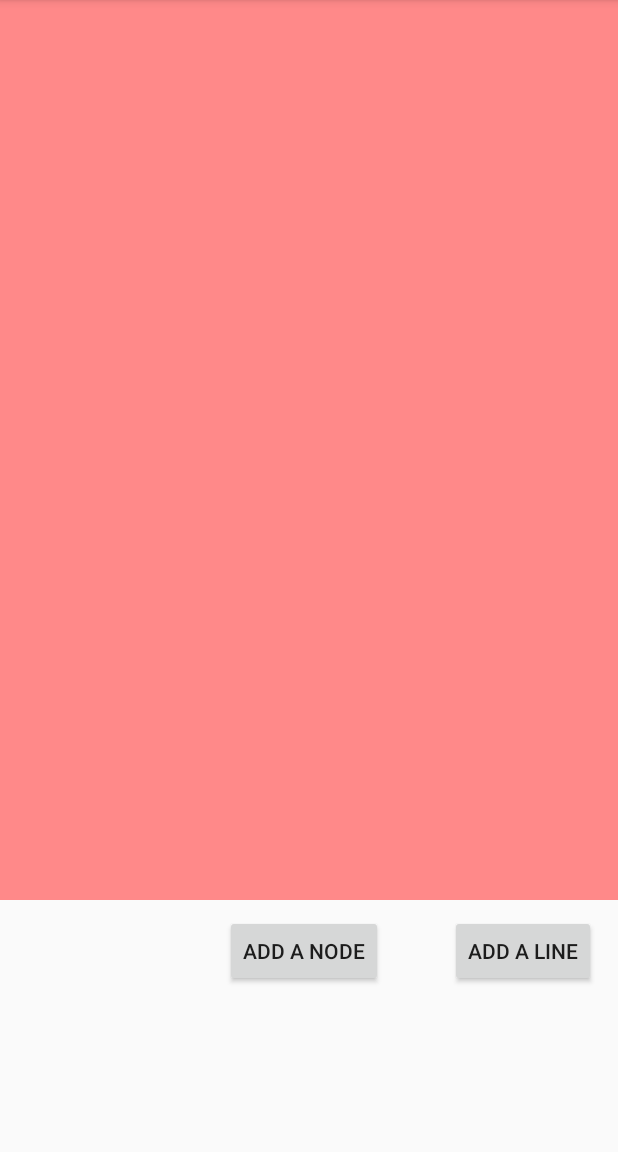
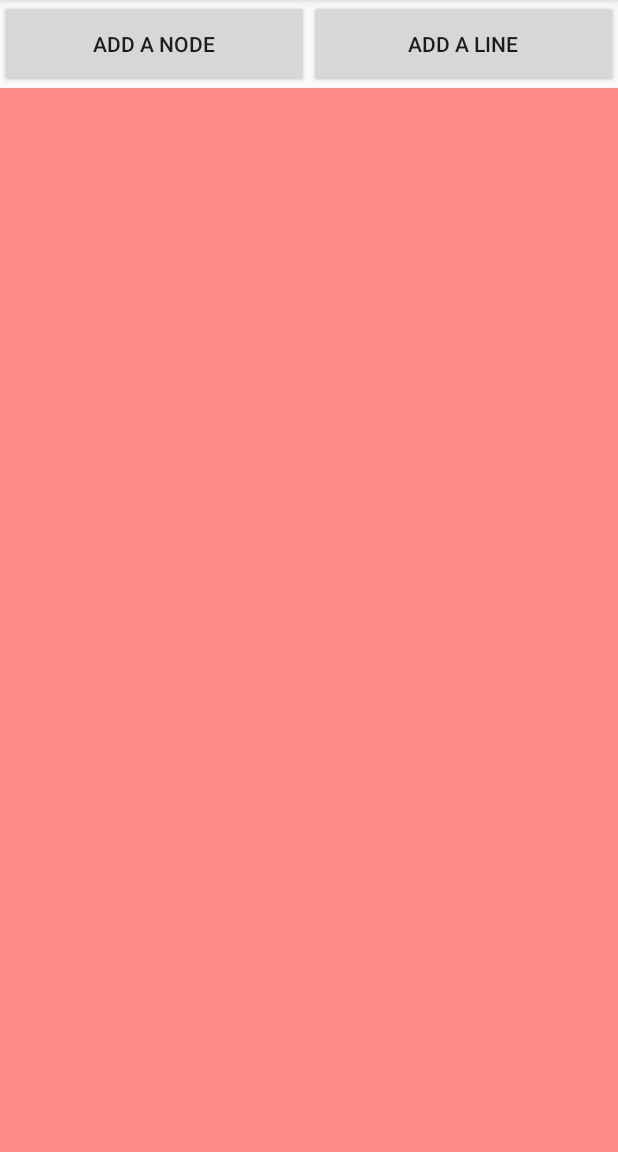
Before and after one commit to legendarygirl56/DragNDrop, an Android app: the screen it shows after launch (MainActivity), on a phone screen of 412 x 824 dp, the part 84-1236 px from its top. Run offline under Robolectric (Android 15) with nearby library versions, the phone set to English and light mode, and no system bars.

Commit message:
lines added

```diff
--- a/app/build.gradle
+++ b/app/build.gradle
@@ -33,5 +33,5 @@ dependencies {
     testImplementation 'junit:junit:4.12'
     androidTestImplementation 'androidx.test.ext:junit:1.1.1'
     androidTestImplementation 'androidx.test.espresso:espresso-core:3.2.0'
-
+    implementation "org.jetbrains.kotlinx:kotlinx-coroutines-android:1.3.5"
 }
--- a/app/src/main/java/com/ayushidoshi56/dragndrop/MainActivity.kt
+++ b/app/src/main/java/com/ayushidoshi56/dragndrop/MainActivity.kt
@@ -1,5 +1,6 @@
 package com.ayushidoshi56.dragndrop
 
+import android.app.PendingIntent.getActivity
 import android.content.Context
 import android.graphics.PointF
 import android.os.Bundle
@@ -9,11 +10,16 @@ import android.view.DragEvent
 import android.view.MotionEvent
 import android.view.View
 import android.view.ViewGroup
+import android.widget.Button
 import android.widget.RelativeLayout
 import android.widget.TextView
 import androidx.appcompat.app.AppCompatActivity
 import androidx.core.content.ContextCompat
 import kotlinx.android.synthetic.main.activity_main.*
+import kotlinx.coroutines.Dispatchers
+import kotlinx.coroutines.GlobalScope
+import kotlinx.coroutines.launch
+import org.w3c.dom.Text
 
 
 class MainActivity: AppCompatActivity(), View.OnTouchListener, View.OnDragListener {
@@ -24,7 +30,8 @@ class MainActivity: AppCompatActivity(), View.OnTouchListener, View.OnDragListen
     var state=0
     var clickstate=0
     private val TAG = "LINER"
-    //val x = parent.getSystemService(Context.VIBRATOR_SERVICE)
+    var lastNodePoint=PointF(0f,0f)
+
     override fun onCreate(savedInstanceState: Bundle?) {
         super.onCreate(savedInstanceState)
         setContentView(R.layout.activity_main)
@@ -50,10 +57,14 @@ class MainActivity: AppCompatActivity(), View.OnTouchListener, View.OnDragListen
         tv.setBackground(ContextCompat.getDrawable(this, R.drawable.circle));
         ll_pinklayout.addView(tv)
         tv.setOnTouchListener(this)
-
+        tv.x=lastNodePoint.x+100f
+        tv.y=lastNodePoint.y+100f
         ll_pinklayout.setOnDragListener(this)
         tv.setOnLongClickListener {
-            //x.vibrate(2000)
+            GlobalScope.launch(Dispatchers.IO) {
+                val x = this@MainActivity.getSystemService(Context.VIBRATOR_SERVICE) as Vibrator
+                x.vibrate(500)
+            }
             if(state==0){
                 pointA=PointF(tv.x+(tv.width/2),tv.y+(tv.height/2))
                 state=1
@@ -105,8 +116,9 @@ class MainActivity: AppCompatActivity(), View.OnTouchListener, View.OnDragListen
                 val container = view as RelativeLayout
                 //container.addView(tvState)
                // tvParent.removeView(tvState)
-                tvState.x = dragEvent.x
-                tvState.y = dragEvent.y
+                tvState.x = dragEvent.x-(tvState.width/2)
+                tvState.y = dragEvent.y-(tvState.height/2)
+                lastNodePoint= PointF(dragEvent.x-(tvState.width/2),dragEvent.y-(tvState.height/2))
                 view.addView(tvState)
                 view.setVisibility(View.VISIBLE)
                 return true
--- a/app/src/main/res/layout/activity_main.xml
+++ b/app/src/main/res/layout/activity_main.xml
@@ -1,31 +1,36 @@
 <?xml version="1.0" encoding="utf-8"?>
-<RelativeLayout
+<LinearLayout
     android:id="@+id/screen"
     xmlns:android="http://schemas.android.com/apk/res/android"
     android:layout_width="match_parent"
-    android:layout_height="match_parent">
+    android:layout_height="match_parent"
+    android:orientation="vertical">
+    <LinearLayout
+        android:layout_width="match_parent"
+        android:layout_height="0dp"
+        android:layout_weight="1"
+        android:orientation="horizontal">
+    <Button
+        android:id="@+id/btnadd"
+        android:layout_width="0dp"
+        android:layout_height="match_parent"
+        android:layout_weight="1"
+        android:text="ADD A NODE" />
+    <Button
+        android:id="@+id/btnline"
+        android:layout_width="0dp"
+        android:layout_height="match_parent"
+        android:layout_weight="1"
+        android:text="ADD A line"/>
+    </LinearLayout>
     <RelativeLayout
         android:id="@+id/ll_pinklayout"
         android:layout_width="match_parent"
-        android:layout_height="600dp"
-        android:background="#FF8989">
+        android:layout_height="0dp"
+        android:background="#FF8989"
+        android:layout_weight="12">
 
 
     </RelativeLayout>
-    <Button
-        android:id="@+id/btnadd"
-        android:layout_width="wrap_content"
-        android:layout_height="wrap_content"
-        android:text="ADD A NODE"
-        android:layout_marginTop="610dp"
-        android:layout_marginLeft="150dp"/>
-    <Button
-        android:id="@+id/btnline"
-        android:layout_width="wrap_content"
-        android:layout_height="wrap_content"
-        android:text="ADD A line"
-        android:layout_marginTop="610dp"
-        android:layout_marginLeft="150dp"
-        android:layout_alignLeft="@id/btnadd"/>
 
-</RelativeLayout>
+</LinearLayout>
```
